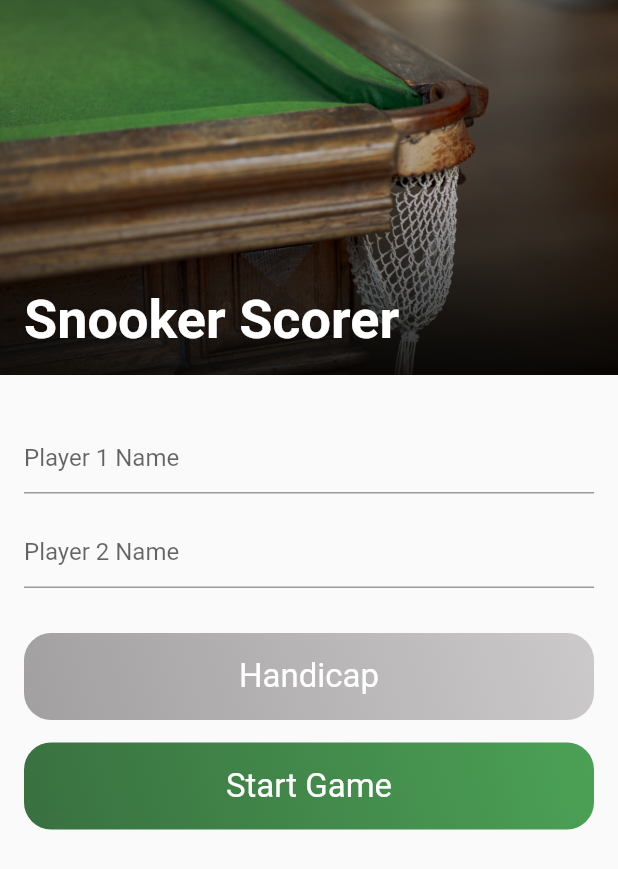
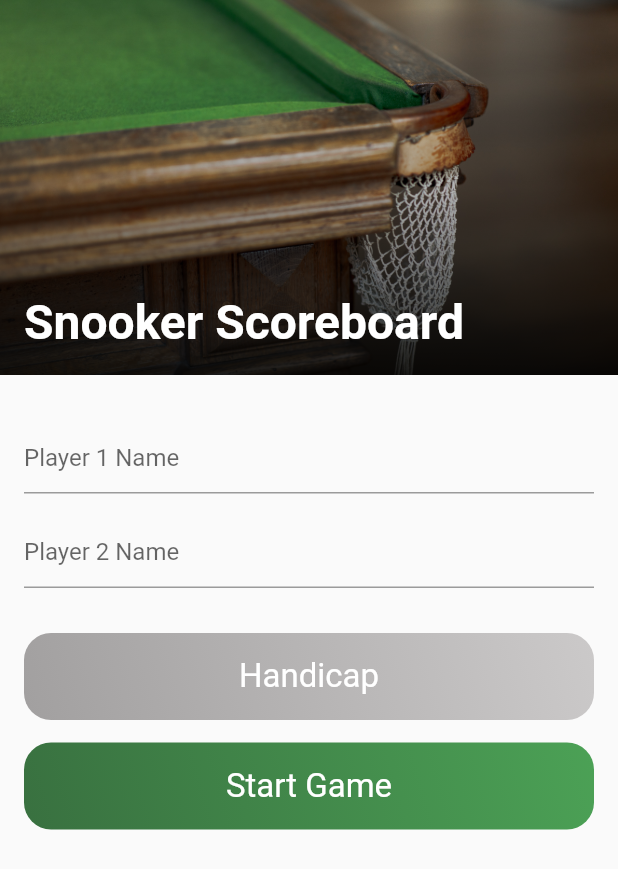
Before and after one commit to SamMalcolm/Snooker-Scorekeeper-Flutter, a Flutter app: the screen it shows after launch, on a phone screen of 412 x 824 dp. Shown: the top 869 px of the screen. Run offline on Flutter 3.47's test engine with Material 2 defaults, Android fonts, the phone set to English and light mode, and no system bars; Roboto replaces fonts that are missing (Helvetica Neue).

Commit message:
changed title

```diff
--- a/lib/main.dart
+++ b/lib/main.dart
@@ -131,12 +131,12 @@ class _MyHomePageState extends State<MyHomePage> {
                   Padding(
                     padding: const EdgeInsets.all(16.0),
                     child: Text(
-                      'Snooker Scorer',
+                      'Snooker Scoreboard',
                       textAlign: TextAlign.left,
                       style: TextStyle(
                         fontFamily: 'Helvetica Neue',
                         fontWeight: FontWeight.bold,
-                        fontSize: 36,
+                        fontSize: 32,
                         color: Colors.white,
                       ),
                     ),
```
